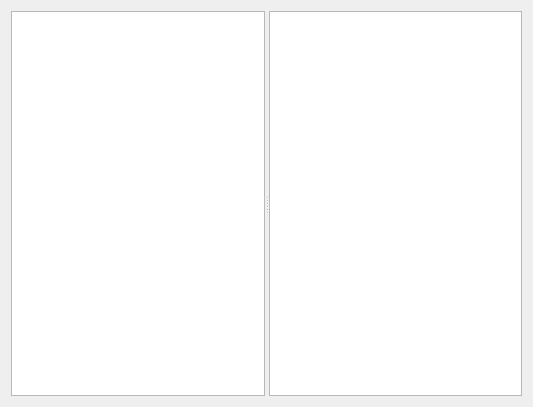
lieroz/VirusTotalClient, file client/filebrowser.ui: the form before one commit.
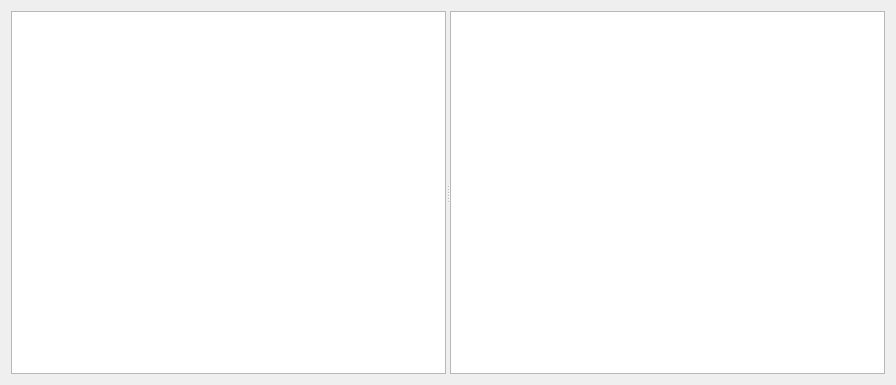
The form after the commit.

```diff
--- a/client/filebrowser.ui
+++ b/client/filebrowser.ui
@@ -6,8 +6,8 @@
    <rect>
     <x>0</x>
     <y>0</y>
-    <width>533</width>
-    <height>407</height>
+    <width>896</width>
+    <height>385</height>
    </rect>
   </property>
   <property name="windowTitle">
```
